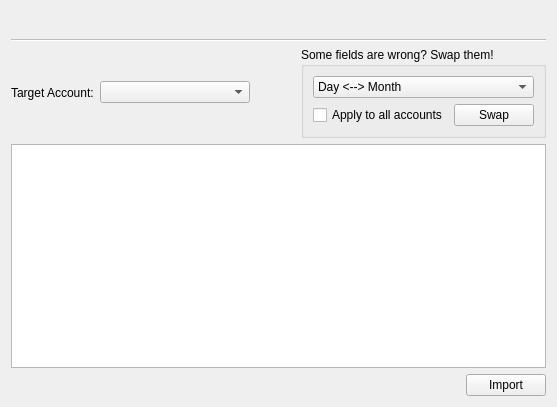
Old version of the form qt/ui/import_window.ui in the repository Mouchnino/moneyguru.
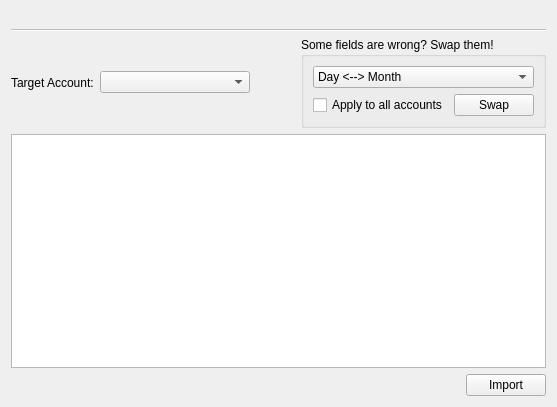
New version of the form. Custom widgets are drawn as their Qt base class.

Patch:
```diff
--- a/qt/ui/import_window.ui
+++ b/qt/ui/import_window.ui
@@ -19,7 +19,7 @@
      <property name="minimumSize">
       <size>
        <width>0</width>
-       <height>30</height>
+       <height>20</height>
       </size>
      </property>
     </widget>
```
